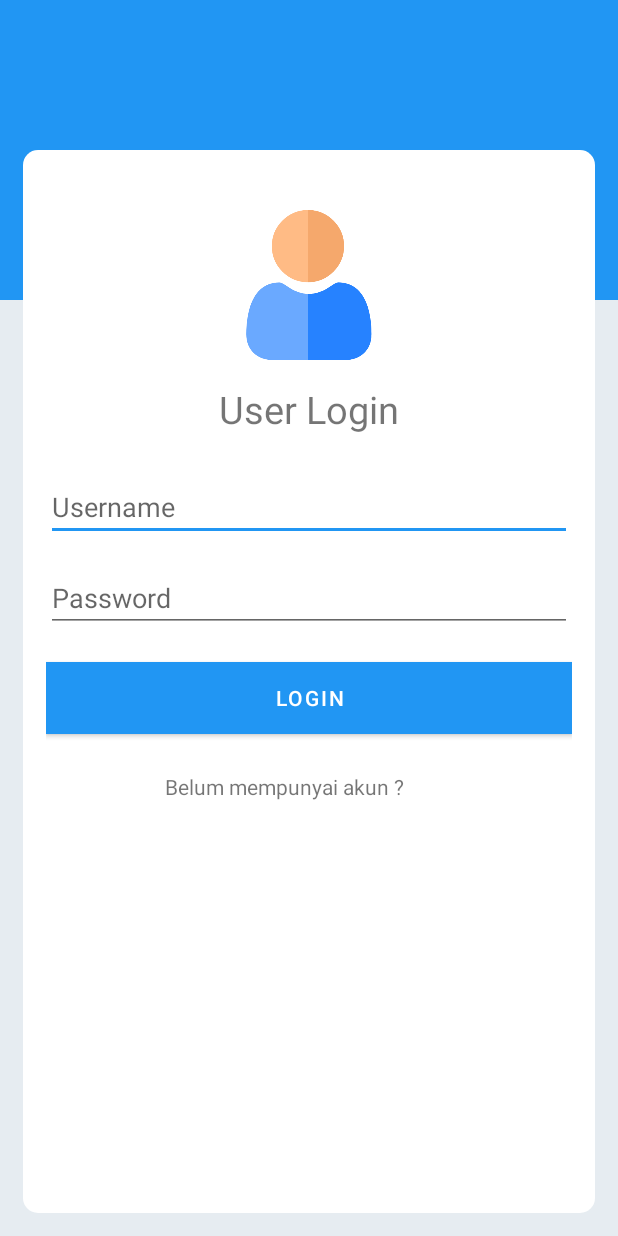
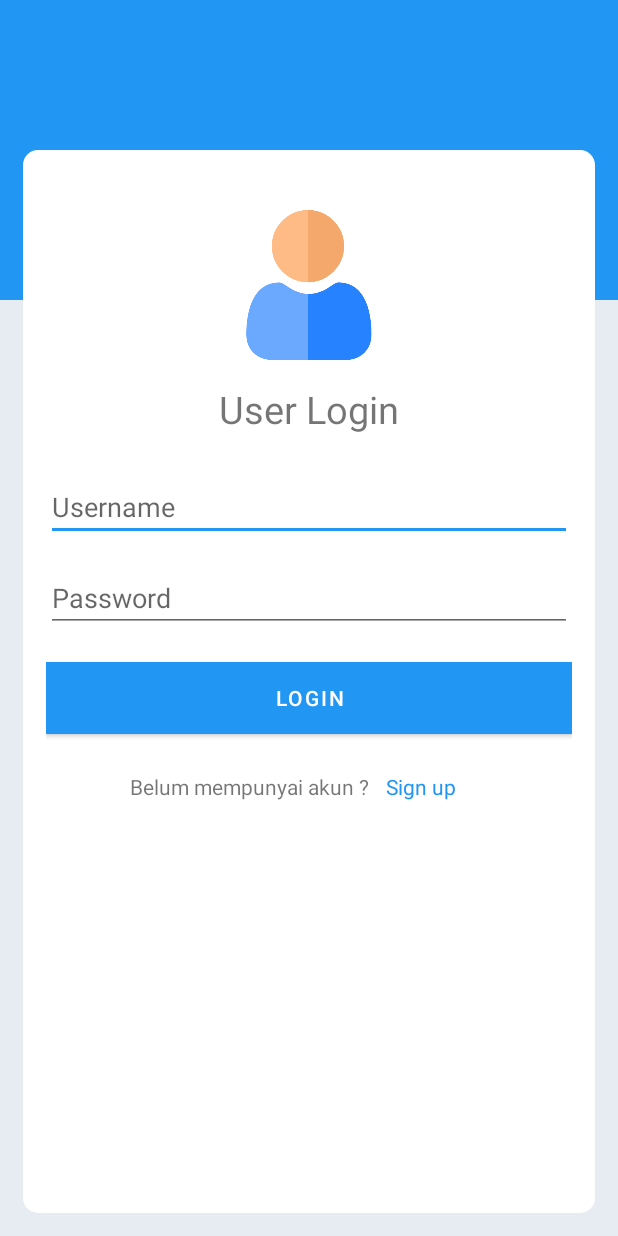
Before and after one commit to fermanferdaus/PROJECT-PPTOTO_TEAM, an Android app: the LoginActiity screen opened directly, with no data from a screen before it, on a phone screen of 412 x 824 dp. Run offline under Robolectric (Android 15) with nearby library versions, the phone set to English and light mode, and no system bars.

Commit message:
febri: menambahkan text view untuk sign up

```diff
--- a/program/app/src/main/res/layout/activity_login_actiity.xml
+++ b/program/app/src/main/res/layout/activity_login_actiity.xml
@@ -86,10 +86,18 @@
                     android:layout_width="11dp"
                     android:layout_height="wrap_content" />
 
+                <TextView
+                    android:id="@+id/txRegis"
+                    android:layout_width="wrap_content"
+                    android:layout_height="wrap_content"
+                    android:layout_marginTop="25dp"
+                    android:gravity="center_horizontal"
+                    android:text="Sign up"
+                    android:textColor="#2196F3" />
+
             </LinearLayout>
 
     </LinearLayout>
-
 
 
     </LinearLayout>
```
Also changed, not shown: 1 other file.
